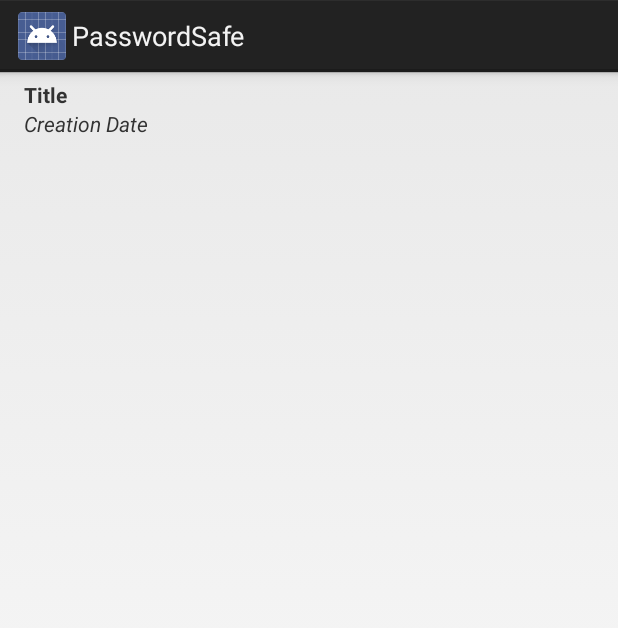
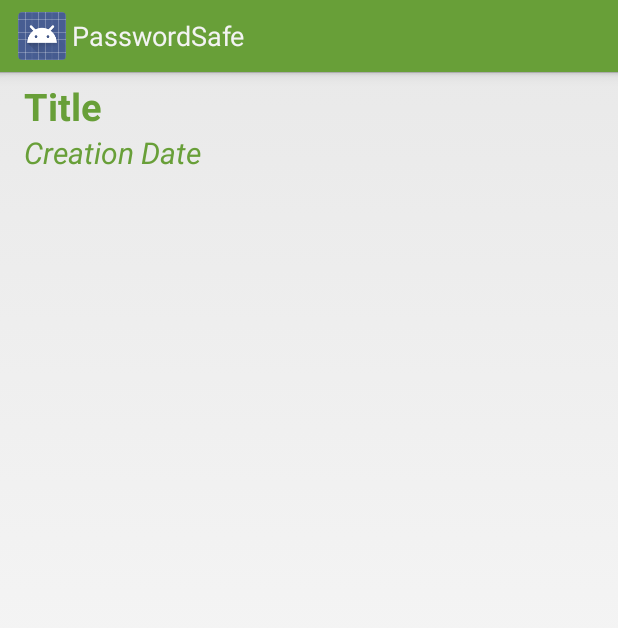
Before and after one commit to javaPhil/PasswordSafe, an Android app: the layout list_item_password.xml on its own in the app's theme, with its tools: preview values and no code run, on a phone screen of 412 x 824 dp. Shown: the top 628 px of the screen. Run offline under Robolectric (Android 15) with nearby library versions, the phone set to English and light mode, and no system bars.

Commit message:
Beginning of the STYLE!

```diff
--- a/mobile/src/main/res/layout/list_item_password.xml
+++ b/mobile/src/main/res/layout/list_item_password.xml
@@ -12,7 +12,7 @@
         android:layout_height="wrap_content"
         android:id="@+id/password_list_item_titleTextView"
         android:text="@string/password_title"
-        android:textStyle="bold"
+        style="@style/ListItem.Heading"
         />
     <TextView
         android:layout_width="match_parent"
@@ -21,6 +21,7 @@
         android:layout_below="@+id/password_list_item_titleTextView"
         android:text="@string/password_creation_date"
         android:textStyle="italic"
+        style="@style/ListItem"
         />
 
 
--- /dev/null
+++ b/mobile/src/main/res/values/colors.xml
@@ -0,0 +1,8 @@
+<?xml version="1.0" encoding="utf-8"?>
+<resources>
+    <color name="ColorPrimary">#689F38</color>
+    <color name="ColorPrimaryDark">#33691E</color>
+    <color name="ColorLightText">#FFFFFF</color>
+    <color name="ColorDarkText">#689F38</color>
+    <color name="ColorBlackText">#000000</color>
+</resources>
--- a/mobile/src/main/res/values/styles.xml
+++ b/mobile/src/main/res/values/styles.xml
@@ -3,6 +3,32 @@
     <!-- Base application theme. -->
     <style name="AppTheme" parent="android:Theme.Holo.Light.DarkActionBar">
         <!-- Customize your theme here. -->
+        <item name="android:buttonStyle">@style/ButtonDark</item>
+        <item name="android:actionBarStyle">@style/ActionBar</item>
+        <item name="actionBarStyle">@style/ActionBar</item>
+    </style>
+
+    <style name="ButtonDark" parent="android:Theme.Holo.Light.DarkActionBar">
+        <item name="android:textColor">@color/ColorLightText</item>
+        <item name="android:typeface">sans</item>
+        <item name="android:background">@color/ColorPrimary</item>
+        <item name="android:padding">8dp</item>
+    </style>
+    <style name="ListItem">
+        <item name="android:textColor">@color/ColorPrimary</item>
+        <item name="android:textStyle">bold</item>
+        <item name="android:textSize">20dp</item>
+    </style>
+    <style name="ListItem.Heading">
+        <item name="android:textSize">25dp</item>
+    </style>
+    <style name="ActionBar" parent="@android:style/Widget.Holo.Light.ActionBar.Solid.Inverse">
+        <item name="android:textColor">@color/ColorLightText</item>
+        <item name="android:background">@color/ColorPrimary</item>
+    </style>
+    <style name="DarkBackground">
+        <item name="android:background">@color/ColorPrimary</item>
+
     </style>
 
 </resources>
```
Also changed, not shown: mobile/src/main/res/drawable/heading_bottom_border.xml (added, +17 -0 lines).
